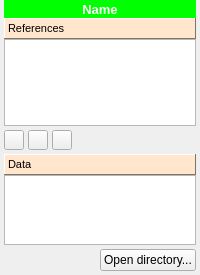
Old version of the form spinetoolbox/ui/subwindow_view.ui in the repository spine-tools/Spine-Toolbox.
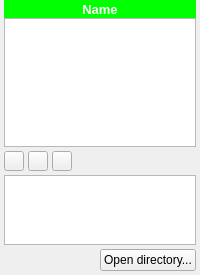
New version of the form. Icons and pictures are not drawn. Custom widgets are drawn as their Qt base class.

Commit message: Issue #152 updated - drag and drop events are handled in the scene (rather than view) - Dragging something over a project item and leaving it there for a while causes its item controls to show.

The edit to the form file:
```diff
--- a/spinetoolbox/ui/subwindow_view.ui
+++ b/spinetoolbox/ui/subwindow_view.ui
@@ -132,468 +132,17 @@
         </widget>
        </item>
        <item>
-        <widget class="QLabel" name="label">
-         <property name="palette">
-          <palette>
-           <active>
-            <colorrole role="WindowText">
-             <brush brushstyle="SolidPattern">
-              <color alpha="255">
-               <red>0</red>
-               <green>0</green>
-               <blue>0</blue>
-              </color>
-             </brush>
-            </colorrole>
-            <colorrole role="Button">
-             <brush brushstyle="SolidPattern">
-              <color alpha="255">
-               <red>255</red>
-               <green>230</green>
-               <blue>204</blue>
-              </color>
-             </brush>
-            </colorrole>
-            <colorrole role="Light">
-             <brush brushstyle="SolidPattern">
-              <color alpha="255">
-               <red>255</red>
-               <green>255</green>
-               <blue>255</blue>
-              </color>
-             </brush>
-            </colorrole>
-            <colorrole role="Midlight">
-             <brush brushstyle="SolidPattern">
-              <color alpha="255">
-               <red>255</red>
-               <green>242</green>
-               <blue>229</blue>
-              </color>
-             </brush>
-            </colorrole>
-            <colorrole role="Dark">
-             <brush brushstyle="SolidPattern">
-              <color alpha="255">
-               <red>127</red>
-               <green>115</green>
-               <blue>102</blue>
-              </color>
-             </brush>
-            </colorrole>
-            <colorrole role="Mid">
-             <brush brushstyle="SolidPattern">
-              <color alpha="255">
-               <red>170</red>
-               <green>153</green>
-               <blue>136</blue>
-              </color>
-             </brush>
-            </colorrole>
-            <colorrole role="Text">
-             <brush brushstyle="SolidPattern">
-              <color alpha="255">
-               <red>0</red>
-               <green>0</green>
-               <blue>0</blue>
-              </color>
-             </brush>
-            </colorrole>
-            <colorrole role="BrightText">
-             <brush brushstyle="SolidPattern">
-              <color alpha="255">
-               <red>255</red>
-               <green>255</green>
-               <blue>255</blue>
-              </color>
-             </brush>
-            </colorrole>
-            <colorrole role="ButtonText">
-             <brush brushstyle="SolidPattern">
-              <color alpha="255">
-               <red>0</red>
-               <green>0</green>
-               <blue>0</blue>
-              </color>
-             </brush>
-            </colorrole>
-            <colorrole role="Base">
-             <brush brushstyle="SolidPattern">
-              <color alpha="255">
-               <red>255</red>
-               <green>255</green>
-               <blue>255</blue>
-              </color>
-             </brush>
-            </colorrole>
-            <colorrole role="Window">
-             <brush brushstyle="SolidPattern">
-              <color alpha="255">
-               <red>255</red>
-               <green>230</green>
-               <blue>204</blue>
-              </color>
-             </brush>
-            </colorrole>
-            <colorrole role="Shadow">
-             <brush brushstyle="SolidPattern">
-              <color alpha="255">
-               <red>0</red>
-               <green>0</green>
-               <blue>0</blue>
-              </color>
-             </brush>
-            </colorrole>
-            <colorrole role="AlternateBase">
-             <brush brushstyle="SolidPattern">
-              <color alpha="255">
-               <red>255</red>
-               <green>242</green>
-               <blue>229</blue>
-              </color>
-             </brush>
-            </colorrole>
-            <colorrole role="ToolTipBase">
-             <brush brushstyle="SolidPattern">
-              <color alpha="255">
-               <red>255</red>
-               <green>255</green>
-               <blue>220</blue>
-              </color>
-             </brush>
-            </colorrole>
-            <colorrole role="ToolTipText">
-             <brush brushstyle="SolidPattern">
-              <color alpha="255">
-               <red>0</red>
-               <green>0</green>
-               <blue>0</blue>
-              </color>
-             </brush>
-            </colorrole>
-           </active>
-           <inactive>
-            <colorrole role="WindowText">
-             <brush brushstyle="SolidPattern">
-              <color alpha="255">
-               <red>0</red>
-               <green>0</green>
-               <blue>0</blue>
-              </color>
-             </brush>
-            </colorrole>
-            <colorrole role="Button">
-             <brush brushstyle="SolidPattern">
-              <color alpha="255">
-               <red>255</red>
-               <green>230</green>
-               <blue>204</blue>
-              </color>
-             </brush>
-            </colorrole>
-            <colorrole role="Light">
-             <brush brushstyle="SolidPattern">
-              <color alpha="255">
-               <red>255</red>
-               <green>255</green>
-               <blue>255</blue>
-              </color>
-             </brush>
-            </colorrole>
-            <colorrole role="Midlight">
-             <brush brushstyle="SolidPattern">
-              <color alpha="255">
-               <red>255</red>
-               <green>242</green>
-               <blue>229</blue>
-              </color>
-             </brush>
-            </colorrole>
-            <colorrole role="Dark">
-             <brush brushstyle="SolidPattern">
-              <color alpha="255">
-               <red>127</red>
-               <green>115</green>
-               <blue>102</blue>
-              </color>
-             </brush>
-            </colorrole>
-            <colorrole role="Mid">
-             <brush brushstyle="SolidPattern">
-              <color alpha="255">
-               <red>170</red>
-               <green>153</green>
-               <blue>136</blue>
-              </color>
-             </brush>
-            </colorrole>
-            <colorrole role="Text">
-             <brush brushstyle="SolidPattern">
-              <color alpha="255">
-               <red>0</red>
-               <green>0</green>
-               <blue>0</blue>
-              </color>
-             </brush>
-            </colorrole>
-            <colorrole role="BrightText">
-             <brush brushstyle="SolidPattern">
-              <color alpha="255">
-               <red>255</red>
-               <green>255</green>
-               <blue>255</blue>
-              </color>
-             </brush>
-            </colorrole>
-            <colorrole role="ButtonText">
-             <brush brushstyle="SolidPattern">
-              <color alpha="255">
-               <red>0</red>
-               <green>0</green>
-               <blue>0</blue>
-              </color>
-             </brush>
-            </colorrole>
-            <colorrole role="Base">
-             <brush brushstyle="SolidPattern">
-              <color alpha="255">
-               <red>255</red>
-               <green>255</green>
-               <blue>255</blue>
-              </color>
-             </brush>
-            </colorrole>
-            <colorrole role="Window">
-             <brush brushstyle="SolidPattern">
-              <color alpha="255">
-               <red>255</red>
-               <green>230</green>
-               <blue>204</blue>
-              </color>
-             </brush>
-            </colorrole>
-            <colorrole role="Shadow">
-             <brush brushstyle="SolidPattern">
-              <color alpha="255">
-               <red>0</red>
-               <green>0</green>
-               <blue>0</blue>
-              </color>
-             </brush>
-            </colorrole>
-            <colorrole role="AlternateBase">
-             <brush brushstyle="SolidPattern">
-              <color alpha="255">
-               <red>255</red>
-               <green>242</green>
-               <blue>229</blue>
-              </color>
-             </brush>
-            </colorrole>
-            <colorrole role="ToolTipBase">
-             <brush brushstyle="SolidPattern">
-              <color alpha="255">
-               <red>255</red>
-               <green>255</green>
-               <blue>220</blue>
-              </color>
-             </brush>
-            </colorrole>
-            <colorrole role="ToolTipText">
-             <brush brushstyle="SolidPattern">
-              <color alpha="255">
-               <red>0</red>
-               <green>0</green>
-               <blue>0</blue>
-              </color>
-             </brush>
-            </colorrole>
-           </inactive>
-           <disabled>
-            <colorrole role="WindowText">
-             <brush brushstyle="SolidPattern">
-              <color alpha="255">
-               <red>127</red>
-               <green>115</green>
-               <blue>102</blue>
-              </color>
-             </brush>
-            </colorrole>
-            <colorrole role="Button">
-             <brush brushstyle="SolidPattern">
-              <color alpha="255">
-               <red>255</red>
-               <green>230</green>
-               <blue>204</blue>
-              </color>
-             </brush>
-            </colorrole>
-            <colorrole role="Light">
-             <brush brushstyle="SolidPattern">
-              <color alpha="255">
-               <red>255</red>
-               <green>255</green>
-               <blue>255</blue>
-              </color>
-             </brush>
-            </colorrole>
-            <colorrole role="Midlight">
-             <brush brushstyle="SolidPattern">
-              <color alpha="255">
-               <red>255</red>
-               <green>242</green>
-               <blue>229</blue>
-              </color>
-             </brush>
-            </colorrole>
-            <colorrole role="Dark">
-             <brush brushstyle="SolidPattern">
-              <color alpha="255">
-               <red>127</red>
-               <green>115</green>
-               <blue>102</blue>
-              </color>
-             </brush>
-            </colorrole>
-            <colorrole role="Mid">
-             <brush brushstyle="SolidPattern">
-              <color alpha="255">
-               <red>170</red>
-               <green>153</green>
-               <blue>136</blue>
-              </color>
-             </brush>
-            </colorrole>
-            <colorrole role="Text">
-             <brush brushstyle="SolidPattern">
-              <color alpha="255">
-               <red>127</red>
-               <green>115</green>
-               <blue>102</blue>
-              </color>
-             </brush>
-            </colorrole>
-            <colorrole role="BrightText">
-             <brush brushstyle="SolidPattern">
-              <color alpha="255">
-               <red>255</red>
-               <green>255</green>
-               <blue>255</blue>
-              </color>
-             </brush>
-            </colorrole>
-            <colorrole role="ButtonText">
-             <brush brushstyle="SolidPattern">
-              <color alpha="255">
-               <red>127</red>
-               <green>115</green>
-               <blue>102</blue>
-              </color>
-             </brush>
-            </colorrole>
-            <colorrole role="Base">
-             <brush brushstyle="SolidPattern">
-              <color alpha="255">
-               <red>255</red>
-               <green>230</green>
-               <blue>204</blue>
-              </color>
-             </brush>
-            </colorrole>
-            <colorrole role="Window">
-             <brush brushstyle="SolidPattern">
-              <color alpha="255">
-               <red>255</red>
-               <green>230</green>
-               <blue>204</blue>
-              </color>
-             </brush>
-            </colorrole>
-            <colorrole role="Shadow">
-             <brush brushstyle="SolidPattern">
-              <color alpha="255">
-               <red>0</red>
-               <green>0</green>
-               <blue>0</blue>
-              </color>
-             </brush>
-            </colorrole>
-            <colorrole role="AlternateBase">
-             <brush brushstyle="SolidPattern">
-              <color alpha="255">
-               <red>255</red>
-               <green>230</green>
-               <blue>204</blue>
-              </color>
-             </brush>
-            </colorrole>
-            <colorrole role="ToolTipBase">
-             <brush brushstyle="SolidPattern">
-              <color alpha="255">
-               <red>255</red>
-               <green>255</green>
-               <blue>220</blue>
-              </color>
-             </brush>
-            </colorrole>
-            <colorrole role="ToolTipText">
-             <brush brushstyle="SolidPattern">
-              <color alpha="255">
-               <red>0</red>
-               <green>0</green>
-               <blue>0</blue>
-              </color>
-             </brush>
-            </colorrole>
-           </disabled>
-          </palette>
-         </property>
+        <widget class="ReferencesTreeView" name="treeView_references">
          <property name="font">
           <font>
-           <pointsize>8</pointsize>
+           <pointsize>10</pointsize>
           </font>
          </property>
-         <property name="autoFillBackground">
+         <property name="acceptDrops">
           <bool>true</bool>
          </property>
-         <property name="frameShape">
-          <enum>QFrame::Panel</enum>
-         </property>
-         <property name="frameShadow">
-          <enum>QFrame::Raised</enum>
-         </property>
-         <property name="text">
-          <string>References</string>
-         </property>
-         <property name="alignment">
-          <set>Qt::AlignBottom|Qt::AlignLeading|Qt::AlignLeft</set>
-         </property>
-        </widget>
-       </item>
-       <item>
-        <widget class="QListView" name="listView_references">
-         <property name="font">
-          <font>
-           <pointsize>8</pointsize>
-          </font>
-         </property>
-         <property name="iconSize">
-          <size>
-           <width>24</width>
-           <height>24</height>
-          </size>
-         </property>
-         <property name="movement">
-          <enum>QListView::Static</enum>
-         </property>
-         <property name="viewMode">
-          <enum>QListView::ListMode</enum>
-         </property>
-         <property name="uniformItemSizes">
-          <bool>true</bool>
-         </property>
-         <property name="wordWrap">
-          <bool>true</bool>
+         <property name="rootIsDecorated">
+          <bool>false</bool>
          </property>
         </widget>
        </item>
@@ -732,472 +281,18 @@
         <number>0</number>
        </property>
        <item>
-        <widget class="QLabel" name="label_2">
-         <property name="palette">
-          <palette>
-           <active>
-            <colorrole role="WindowText">
-             <brush brushstyle="SolidPattern">
-              <color alpha="255">
-               <red>0</red>
-               <green>0</green>
-               <blue>0</blue>
-              </color>
-             </brush>
-            </colorrole>
-            <colorrole role="Button">
-             <brush brushstyle="SolidPattern">
-              <color alpha="255">
-               <red>255</red>
-               <green>230</green>
-               <blue>204</blue>
-              </color>
-             </brush>
-            </colorrole>
-            <colorrole role="Light">
-             <brush brushstyle="SolidPattern">
-              <color alpha="255">
-               <red>255</red>
-               <green>255</green>
-               <blue>255</blue>
-              </color>
-             </brush>
-            </colorrole>
-            <colorrole role="Midlight">
-             <brush brushstyle="SolidPattern">
-              <color alpha="255">
-               <red>255</red>
-               <green>242</green>
-               <blue>229</blue>
-              </color>
-             </brush>
-            </colorrole>
-            <colorrole role="Dark">
-             <brush brushstyle="SolidPattern">
-              <color alpha="255">
-               <red>127</red>
-               <green>115</green>
-               <blue>102</blue>
-              </color>
-             </brush>
-            </colorrole>
-            <colorrole role="Mid">
-             <brush brushstyle="SolidPattern">
-              <color alpha="255">
-               <red>170</red>
-               <green>153</green>
-               <blue>136</blue>
-              </color>
-             </brush>
-            </colorrole>
-            <colorrole role="Text">
-             <brush brushstyle="SolidPattern">
-              <color alpha="255">
-               <red>0</red>
-               <green>0</green>
-               <blue>0</blue>
-              </color>
-             </brush>
-            </colorrole>
-            <colorrole role="BrightText">
-             <brush brushstyle="SolidPattern">
-              <color alpha="255">
-               <red>255</red>
-               <green>255</green>
-               <blue>255</blue>
-              </color>
-             </brush>
-            </colorrole>
-            <colorrole role="ButtonText">
-             <brush brushstyle="SolidPattern">
-              <color alpha="255">
-               <red>0</red>
-               <green>0</green>
-               <blue>0</blue>
-              </color>
-             </brush>
-            </colorrole>
-            <colorrole role="Base">
-             <brush brushstyle="SolidPattern">
-              <color alpha="255">
-               <red>255</red>
-               <green>255</green>
-               <blue>255</blue>
-              </color>
-             </brush>
-            </colorrole>
-            <colorrole role="Window">
-             <brush brushstyle="SolidPattern">
-              <color alpha="255">
-               <red>255</red>
-               <green>230</green>
-               <blue>204</blue>
-              </color>
-             </brush>
-            </colorrole>
-            <colorrole role="Shadow">
-             <brush brushstyle="SolidPattern">
-              <color alpha="255">
-               <red>0</red>
-               <green>0</green>
-               <blue>0</blue>
-              </color>
-             </brush>
-            </colorrole>
-            <colorrole role="AlternateBase">
-             <brush brushstyle="SolidPattern">
-              <color alpha="255">
-               <red>255</red>
-               <green>242</green>
-               <blue>229</blue>
-              </color>
-             </brush>
-            </colorrole>
-            <colorrole role="ToolTipBase">
-             <brush brushstyle="SolidPattern">
-              <color alpha="255">
-               <red>255</red>
-               <green>255</green>
-               <blue>220</blue>
-              </color>
-             </brush>
-            </colorrole>
-            <colorrole role="ToolTipText">
-             <brush brushstyle="SolidPattern">
-              <color alpha="255">
-               <red>0</red>
-               <green>0</green>
-               <blue>0</blue>
-              </color>
-             </brush>
-            </colorrole>
-           </active>
-           <inactive>
-            <colorrole role="WindowText">
-             <brush brushstyle="SolidPattern">
-              <color alpha="255">
-               <red>0</red>
-               <green>0</green>
-               <blue>0</blue>
-              </color>
-             </brush>
-            </colorrole>
-            <colorrole role="Button">
-             <brush brushstyle="SolidPattern">
-              <color alpha="255">
-               <red>255</red>
-               <green>230</green>
-               <blue>204</blue>
-              </color>
-             </brush>
-            </colorrole>
-            <colorrole role="Light">
-             <brush brushstyle="SolidPattern">
-              <color alpha="255">
-               <red>255</red>
-               <green>255</green>
-               <blue>255</blue>
-              </color>
-             </brush>
-            </colorrole>
-            <colorrole role="Midlight">
-             <brush brushstyle="SolidPattern">
-              <color alpha="255">
-               <red>255</red>
-               <green>242</green>
-               <blue>229</blue>
-              </color>
-             </brush>
-            </colorrole>
-            <colorrole role="Dark">
-             <brush brushstyle="SolidPattern">
-              <color alpha="255">
-               <red>127</red>
-               <green>115</green>
-               <blue>102</blue>
-              </color>
-             </brush>
-            </colorrole>
-            <colorrole role="Mid">
-             <brush brushstyle="SolidPattern">
-              <color alpha="255">
-               <red>170</red>
-               <green>153</green>
-               <blue>136</blue>
-              </color>
-             </brush>
-            </colorrole>
-            <colorrole role="Text">
-             <brush brushstyle="SolidPattern">
-              <color alpha="255">
-               <red>0</red>
-               <green>0</green>
-               <blue>0</blue>
-              </color>
-             </brush>
-            </colorrole>
-            <colorrole role="BrightText">
-             <brush brushstyle="SolidPattern">
-              <color alpha="255">
-               <red>255</red>
-               <green>255</green>
-               <blue>255</blue>
-              </color>
-             </brush>
-            </colorrole>
-            <colorrole role="ButtonText">
-             <brush brushstyle="SolidPattern">
-              <color alpha="255">
-               <red>0</red>
-               <green>0</green>
-               <blue>0</blue>
-              </color>
-             </brush>
-            </colorrole>
-            <colorrole role="Base">
-             <brush brushstyle="SolidPattern">
-              <color alpha="255">
-               <red>255</red>
-               <green>255</green>
-               <blue>255</blue>
-              </color>
-             </brush>
-            </colorrole>
-            <colorrole role="Window">
-             <brush brushstyle="SolidPattern">
-              <color alpha="255">
-               <red>255</red>
-               <green>230</green>
-               <blue>204</blue>
-              </color>
-             </brush>
-            </colorrole>
-            <colorrole role="Shadow">
-             <brush brushstyle="SolidPattern">
-              <color alpha="255">
-               <red>0</red>
-               <green>0</green>
-               <blue>0</blue>
-              </color>
-             </brush>
-            </colorrole>
-            <colorrole role="AlternateBase">
-             <brush brushstyle="SolidPattern">
-              <color alpha="255">
-               <red>255</red>
-               <green>242</green>
-               <blue>229</blue>
-              </color>
-             </brush>
-            </colorrole>
-            <colorrole role="ToolTipBase">
-             <brush brushstyle="SolidPattern">
-              <color alpha="255">
-               <red>255</red>
-               <green>255</green>
-               <blue>220</blue>
-              </color>
-             </brush>
-            </colorrole>
-            <colorrole role="ToolTipText">
-             <brush brushstyle="SolidPattern">
-              <color alpha="255">
-               <red>0</red>
-               <green>0</green>
-               <blue>0</blue>
-              </color>
-             </brush>
-            </colorrole>
-           </inactive>
-           <disabled>
-            <colorrole role="WindowText">
-             <brush brushstyle="SolidPattern">
-              <color alpha="255">
-               <red>127</red>
-               <green>115</green>
-               <blue>102</blue>
-              </color>
-             </brush>
-            </colorrole>
-            <colorrole role="Button">
-             <brush brushstyle="SolidPattern">
-              <color alpha="255">
-               <red>255</red>
-               <green>230</green>
-               <blue>204</blue>
-              </color>
-             </brush>
-            </colorrole>
-            <colorrole role="Light">
-             <brush brushstyle="SolidPattern">
-              <color alpha="255">
-               <red>255</red>
-               <green>255</green>
-               <blue>255</blue>
-              </color>
-             </brush>
-            </colorrole>
-            <colorrole role="Midlight">
-             <brush brushstyle="SolidPattern">
-              <color alpha="255">
-               <red>255</red>
-               <green>242</green>
-               <blue>229</blue>
-              </color>
-             </brush>
-            </colorrole>
-            <colorrole role="Dark">
-             <brush brushstyle="SolidPattern">
-              <color alpha="255">
-               <red>127</red>
-               <green>115</green>
-               <blue>102</blue>
-              </color>
-             </brush>
-            </colorrole>
-            <colorrole role="Mid">
-             <brush brushstyle="SolidPattern">
-              <color alpha="255">
-               <red>170</red>
-               <green>153</green>
-               <blue>136</blue>
-              </color>
-             </brush>
-            </colorrole>
-            <colorrole role="Text">
-             <brush brushstyle="SolidPattern">
-              <color alpha="255">
-               <red>127</red>
-               <green>115</green>
-               <blue>102</blue>
-              </color>
-             </brush>
-            </colorrole>
-            <colorrole role="BrightText">
-             <brush brushstyle="SolidPattern">
-              <color alpha="255">
-               <red>255</red>
-               <green>255</green>
-               <blue>255</blue>
-              </color>
-             </brush>
-            </colorrole>
-            <colorrole role="ButtonText">
-             <brush brushstyle="SolidPattern">
-              <color alpha="255">
-               <red>127</red>
-               <green>115</green>
-               <blue>102</blue>
-              </color>
-             </brush>
-            </colorrole>
-            <colorrole role="Base">
-             <brush brushstyle="SolidPattern">
-              <color alpha="255">
-               <red>255</red>
-               <green>230</green>
-               <blue>204</blue>
-              </color>
-             </brush>
-            </colorrole>
-            <colorrole role="Window">
-             <brush brushstyle="SolidPattern">
-              <color alpha="255">
-               <red>255</red>
-               <green>230</green>
-               <blue>204</blue>
-              </color>
-             </brush>
-            </colorrole>
-            <colorrole role="Shadow">
-             <brush brushstyle="SolidPattern">
-              <color alpha="255">
-               <red>0</red>
-               <green>0</green>
-               <blue>0</blue>
-              </color>
-             </brush>
-            </colorrole>
-            <colorrole role="AlternateBase">
-             <brush brushstyle="SolidPattern">
-              <color alpha="255">
-               <red>255</red>
-               <green>230</green>
-               <blue>204</blue>
-              </color>
-             </brush>
-            </colorrole>
-            <colorrole role="ToolTipBase">
-             <brush brushstyle="SolidPattern">
-              <color alpha="255">
-               <red>255</red>
-               <green>255</green>
-               <blue>220</blue>
-              </color>
-             </brush>
-            </colorrole>
-            <colorrole role="ToolTipText">
-             <brush brushstyle="SolidPattern">
-              <color alpha="255">
-               <red>0</red>
-               <green>0</green>
-               <blue>0</blue>
-              </color>
-             </brush>
-            </colorrole>
-           </disabled>
-          </palette>
-         </property>
+        <widget class="DataTreeView" name="treeView_data">
          <property name="font">
           <font>
-           <pointsize>8</pointsize>
+           <pointsize>10</pointsize>
           </font>
          </property>
-         <property name="autoFillBackground">
+         <property name="acceptDrops">
           <bool>true</bool>
          </property>
-         <property name="frameShape">
-          <enum>QFrame::Panel</enum>
-         </property>
-         <property name="frameShadow">
-          <enum>QFrame::Raised</enum>
-         </property>
-         <property name="text">
-          <string>Data</string>
-         </property>
-         <property name="alignment">
-          <set>Qt::AlignBottom|Qt::AlignLeading|Qt::AlignLeft</set>
-         </property>
-        </widget>
-       </item>
-       <item>
-        <widget class="QListView" name="listView_data">
-         <property name="font">
-          <font>
-           <pointsize>8</pointsize>
-          </font>
-         </property>
-         <property name="autoFillBackground">
+         <property name="rootIsDecorated">
           <bool>false</bool>
          </property>
-         <property name="iconSize">
-          <size>
-           <width>24</width>
-           <height>24</height>
-          </size>
-         </property>
-         <property name="movement">
-          <enum>QListView::Static</enum>
-         </property>
-         <property name="viewMode">
-          <enum>QListView::ListMode</enum>
-         </property>
-         <property name="uniformItemSizes">
-          <bool>true</bool>
-         </property>
-         <property name="wordWrap">
-          <bool>true</bool>
-         </property>
         </widget>
        </item>
       </layout>
@@ -1249,6 +344,18 @@
   </layout>
   <zorder></zorder>
  </widget>
+ <customwidgets>
+  <customwidget>
+   <class>DataTreeView</class>
+   <extends>QTreeView</extends>
+   <header>widgets/custom_qtreeview.h</header>
+  </customwidget>
+  <customwidget>
+   <class>ReferencesTreeView</class>
+   <extends>QTreeView</extends>
+   <header>widgets/custom_qtreeview.h</header>
+  </customwidget>
+ </customwidgets>
  <tabstops>
   <tabstop>toolButton_plus</tabstop>
   <tabstop>toolButton_minus</tabstop>
```
The commit also changes 20 other files.
